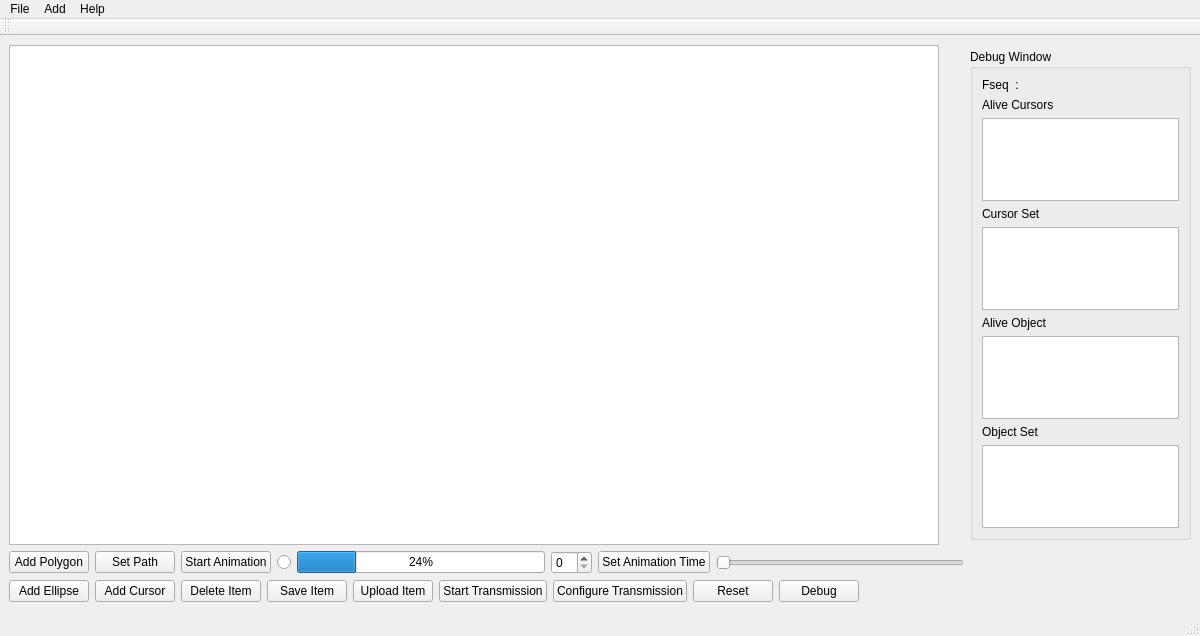
Before: the Qt Designer form ui/mainwindow.ui in nuigroup/tuio-simulator, drawn with Qt 5.
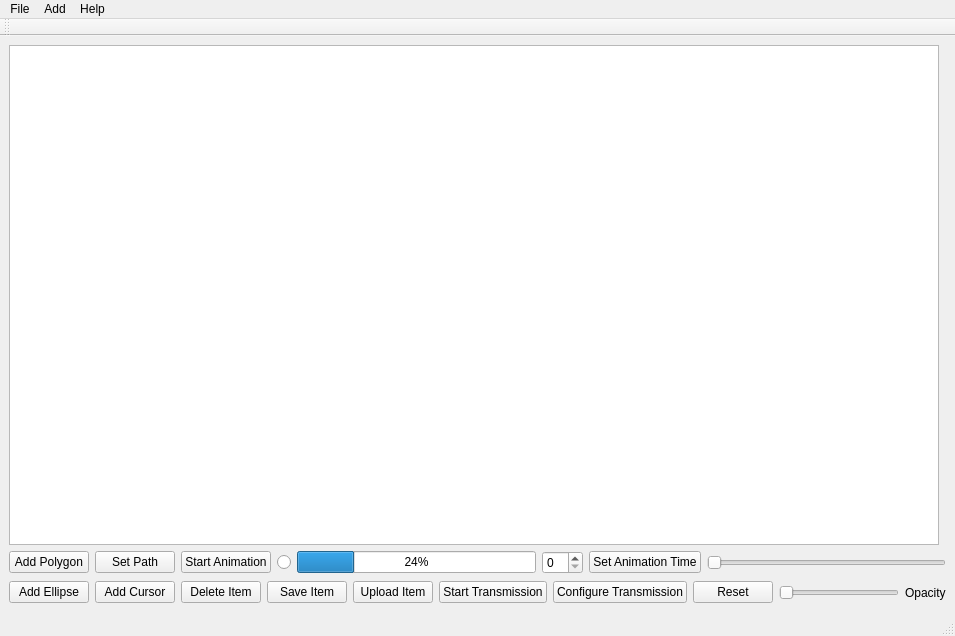
After: the same form once the commit is applied. Icons and pictures are not drawn.

Commit message: Opacity control provided with MainWindow and debug window detached

```diff
--- a/ui/mainwindow.ui
+++ b/ui/mainwindow.ui
@@ -5,7 +5,7 @@
    <rect>
     <x>0</x>
     <y>0</y>
-    <width>1200</width>
+    <width>955</width>
     <height>636</height>
    </rect>
   </property>
@@ -15,18 +15,6 @@
     <verstretch>0</verstretch>
    </sizepolicy>
   </property>
-  <property name="minimumSize" >
-   <size>
-    <width>1200</width>
-    <height>636</height>
-   </size>
-  </property>
-  <property name="maximumSize" >
-   <size>
-    <width>1200</width>
-    <height>636</height>
-   </size>
-  </property>
   <property name="windowTitle" >
    <string>QMTSim</string>
   </property>
@@ -39,11 +27,11 @@
     <rect>
      <x>0</x>
      <y>33</y>
-     <width>1200</width>
+     <width>955</width>
      <height>584</height>
     </rect>
    </property>
-   <layout class="QGridLayout" name="gridLayout_2" >
+   <layout class="QGridLayout" name="gridLayout" >
     <item row="0" column="0" >
      <widget class="QGraphicsView" name="view" >
       <property name="sizePolicy" >
@@ -66,108 +54,6 @@
       </property>
      </widget>
     </item>
-    <item row="0" column="1" >
-     <widget class="QGroupBox" name="groupBox" >
-      <property name="sizePolicy" >
-       <sizepolicy vsizetype="Fixed" hsizetype="Fixed" >
-        <horstretch>0</horstretch>
-        <verstretch>0</verstretch>
-       </sizepolicy>
-      </property>
-      <property name="minimumSize" >
-       <size>
-        <width>221</width>
-        <height>491</height>
-       </size>
-      </property>
-      <property name="maximumSize" >
-       <size>
-        <width>221</width>
-        <height>491</height>
-       </size>
-      </property>
-      <property name="title" >
-       <string>Debug Window</string>
-      </property>
-      <layout class="QGridLayout" name="gridLayout" >
-       <item row="0" column="0" >
-        <widget class="QLabel" name="fseqLabel" >
-         <property name="text" >
-          <string>Fseq  : </string>
-         </property>
-        </widget>
-       </item>
-       <item row="1" column="0" >
-        <widget class="QLabel" name="label" >
-         <property name="text" >
-          <string>Alive Cursors</string>
-         </property>
-        </widget>
-       </item>
-       <item row="2" column="0" >
-        <widget class="QListWidget" name="aliveCursorList" >
-         <property name="maximumSize" >
-          <size>
-           <width>200</width>
-           <height>95</height>
-          </size>
-         </property>
-        </widget>
-       </item>
-       <item row="3" column="0" >
-        <widget class="QLabel" name="label_2" >
-         <property name="text" >
-          <string>Cursor Set</string>
-         </property>
-        </widget>
-       </item>
-       <item row="4" column="0" >
-        <widget class="QListWidget" name="setCursorList" >
-         <property name="maximumSize" >
-          <size>
-           <width>200</width>
-           <height>95</height>
-          </size>
-         </property>
-        </widget>
-       </item>
-       <item row="5" column="0" >
-        <widget class="QLabel" name="label_3" >
-         <property name="text" >
-          <string>Alive Object</string>
-         </property>
-        </widget>
-       </item>
-       <item row="6" column="0" >
-        <widget class="QListWidget" name="aliveObjectList" >
-         <property name="maximumSize" >
-          <size>
-           <width>200</width>
-           <height>95</height>
-          </size>
-         </property>
-        </widget>
-       </item>
-       <item row="7" column="0" >
-        <widget class="QLabel" name="label_4" >
-         <property name="text" >
-          <string>Object Set</string>
-         </property>
-        </widget>
-       </item>
-       <item row="8" column="0" >
-        <widget class="QListWidget" name="setObjectList" >
-         <property name="maximumSize" >
-          <size>
-           <width>200</width>
-           <height>95</height>
-          </size>
-         </property>
-        </widget>
-       </item>
-      </layout>
-     </widget>
-    </item>
     <item row="1" column="0" >
      <layout class="QHBoxLayout" name="horizontalLayout" >
       <property name="sizeConstraint" >
@@ -296,27 +182,18 @@
        </widget>
       </item>
       <item>
-       <widget class="QPushButton" name="debugButton" >
-        <property name="text" >
-         <string>Debug</string>
-        </property>
-        <property name="checkable" >
-         <bool>true</bool>
-        </property>
-       </widget>
-      </item>
-      <item>
-       <spacer name="horizontalSpacer" >
+       <widget class="QSlider" name="opacitySlider" >
         <property name="orientation" >
          <enum>Qt::Horizontal</enum>
         </property>
-        <property name="sizeHint" stdset="0" >
-         <size>
-          <width>78</width>
-          <height>20</height>
-         </size>
+       </widget>
+      </item>
+      <item>
+       <widget class="QLabel" name="label" >
+        <property name="text" >
+         <string>Opacity</string>
         </property>
-       </spacer>
+       </widget>
       </item>
      </layout>
     </item>
@@ -327,7 +204,7 @@
     <rect>
      <x>0</x>
      <y>0</y>
-     <width>1200</width>
+     <width>955</width>
      <height>21</height>
     </rect>
    </property>
@@ -365,7 +242,7 @@
     <rect>
      <x>0</x>
      <y>617</y>
-     <width>1200</width>
+     <width>955</width>
      <height>19</height>
     </rect>
    </property>
@@ -375,7 +252,7 @@
     <rect>
      <x>0</x>
      <y>21</y>
-     <width>1200</width>
+     <width>955</width>
      <height>12</height>
     </rect>
    </property>
```
Left out of the diff: 16 changed lines with no effect on the pictures. The commit also changes 18 other files.
